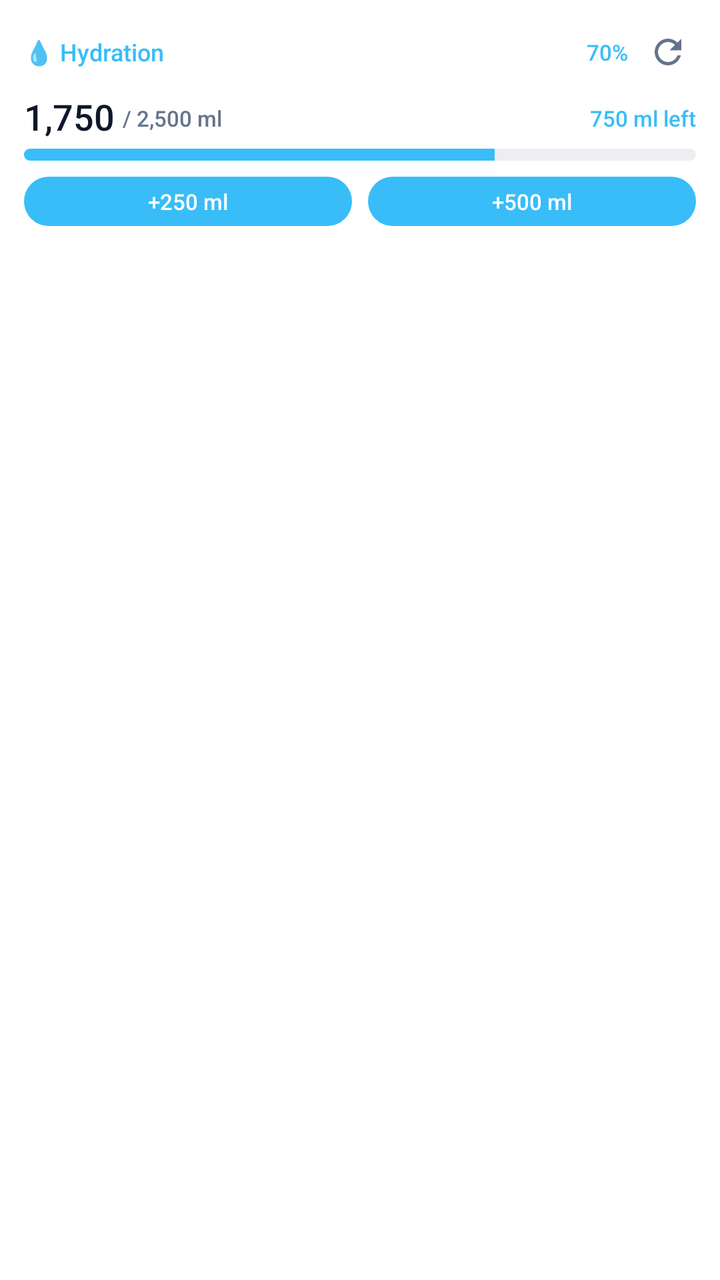
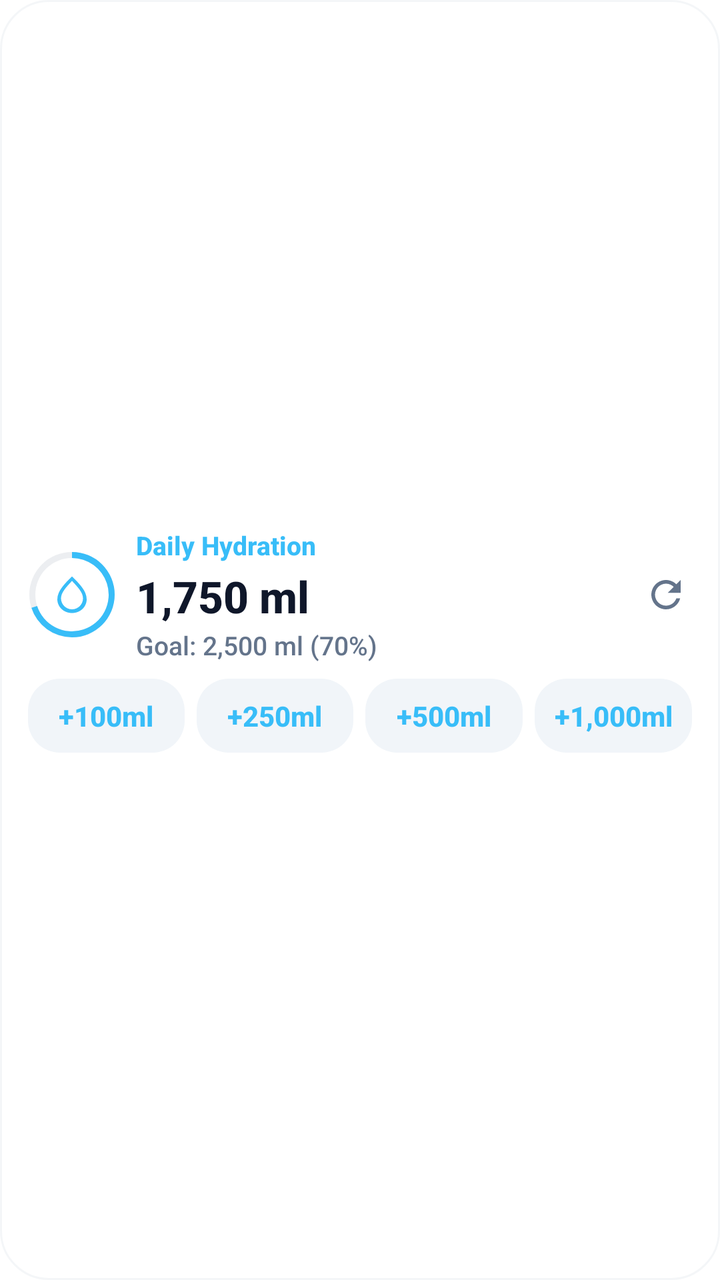

An Android layout rendered at two revisions. The XML below is the earlier revision; the diff shows what the commit changed to produce the second picture.
<!-- AndroidManifest.xml: fallback theme Theme.MaterialComponents.DayNight.NoActionBar -->
<!-- res/layout/hydration_widget.xml -->
<?xml version="1.0" encoding="utf-8"?>
<LinearLayout xmlns:android="http://schemas.android.com/apk/res/android"
    android:id="@+id/widget_hydration_root"
    android:layout_width="match_parent"
    android:layout_height="match_parent"
    android:background="@drawable/widget_background"
    android:orientation="vertical"
    android:padding="12dp">

    
    <LinearLayout
        android:layout_width="match_parent"
        android:layout_height="wrap_content"
        android:gravity="center_vertical"
        android:orientation="horizontal">

        <TextView
            android:layout_width="0dp"
            android:layout_height="wrap_content"
            android:layout_weight="1"
            android:fontFamily="sans-serif-medium"
            android:text="💧 Hydration"
            android:textColor="@color/widget_water"
            android:textSize="12sp" />

        <TextView
            android:id="@+id/widget_hydration_percent"
            android:layout_width="wrap_content"
            android:layout_height="wrap_content"
            android:layout_marginEnd="6dp"
            android:fontFamily="sans-serif-medium"
            android:text="70%"
            android:textColor="@color/widget_water"
            android:textSize="11sp" />

        
        <ImageView
            android:id="@+id/widget_hydration_refresh_btn"
            android:layout_width="28dp"
            android:layout_height="28dp"
            android:background="?android:attr/selectableItemBackgroundBorderless"
            android:contentDescription="@string/widget_refresh_tooltip"
            android:padding="4dp"
            android:src="@drawable/ic_widget_refresh" />
    </LinearLayout>

    
    <LinearLayout
        android:layout_width="match_parent"
        android:layout_height="wrap_content"
        android:layout_marginTop="6dp"
        android:orientation="vertical">

        <LinearLayout
            android:layout_width="match_parent"
            android:layout_height="wrap_content"
            android:gravity="bottom"
            android:orientation="horizontal">

            <TextView
                android:id="@+id/widget_hydration_val"
                android:layout_width="wrap_content"
                android:layout_height="wrap_content"
                android:fontFamily="sans-serif-medium"
                android:text="1,750"
                android:textColor="@color/widget_text"
                android:textSize="18sp" />

            <TextView
                android:id="@+id/widget_hydration_goal"
                android:layout_width="wrap_content"
                android:layout_height="wrap_content"
                android:layout_marginStart="4dp"
                android:layout_marginBottom="2dp"
                android:fontFamily="sans-serif-medium"
                android:text="/ 2,500 ml"
                android:textColor="@color/widget_secondary_text"
                android:textSize="11sp" />

            <View
                android:layout_width="0dp"
                android:layout_height="1dp"
                android:layout_weight="1" />

            <TextView
                android:id="@+id/widget_hydration_remaining"
                android:layout_width="wrap_content"
                android:layout_height="wrap_content"
                android:layout_marginBottom="2dp"
                android:fontFamily="sans-serif-medium"
                android:text="750 ml left"
                android:textColor="@color/widget_water"
                android:textSize="11sp" />
        </LinearLayout>

        <ProgressBar
            android:id="@+id/widget_hydration_progress_bar"
            style="@android:style/Widget.ProgressBar.Horizontal"
            android:layout_width="match_parent"
            android:layout_height="6dp"
            android:layout_marginTop="4dp"
            android:max="100"
            android:progress="70"
            android:progressDrawable="@drawable/widget_progress" />
    </LinearLayout>

    
    <LinearLayout
        android:layout_width="match_parent"
        android:layout_height="wrap_content"
        android:layout_marginTop="8dp"
        android:orientation="horizontal">

        <TextView
            android:id="@+id/widget_hydration_add_250"
            android:layout_width="0dp"
            android:layout_height="wrap_content"
            android:layout_marginEnd="4dp"
            android:layout_weight="1"
            android:background="@drawable/widget_button"
            android:fontFamily="sans-serif-medium"
            android:gravity="center"
            android:paddingTop="5dp"
            android:paddingBottom="5dp"
            android:text="+250 ml"
            android:textColor="#FFFFFFFF"
            android:textSize="11sp" />

        <TextView
            android:id="@+id/widget_hydration_add_500"
            android:layout_width="0dp"
            android:layout_height="wrap_content"
            android:layout_marginStart="4dp"
            android:layout_weight="1"
            android:background="@drawable/widget_button"
            android:fontFamily="sans-serif-medium"
            android:gravity="center"
            android:paddingTop="5dp"
            android:paddingBottom="5dp"
            android:text="+500 ml"
            android:textColor="#FFFFFFFF"
            android:textSize="11sp" />
    </LinearLayout>
</LinearLayout>
<!-- resources referenced by this layout -->
<resources>
  <color name="widget_secondary_text">#FF64748B</color>
  <color name="widget_text">#FF0F172A</color>
  <color name="widget_water">#FF38BDF8</color>
  <!-- drawable ic_widget_refresh (drawable) -->
  <vector xmlns:android="http://schemas.android.com/apk/res/android"
      android:width="24dp"
      android:height="24dp"
      android:viewportWidth="24"
      android:viewportHeight="24">
    <path
        android:fillColor="@color/widget_secondary_text"
        android:pathData="M17.65,6.35C16.2,4.9 14.21,4 12,4c-4.42,0 -7.99,3.58 -7.99,8s3.57,8 7.99,8c3.73,0 6.84,-2.55 7.73,-6h-2.08c-0.82,2.33 -3.04,4 -5.65,4 -3.31,0 -6,-2.69 -6,-6s2.69,-6 6,-6c1.66,0 3.14,0.69 4.22,1.78L13,11h7V4l-2.35,2.35z"/>
  </vector>
  <!-- drawable widget_background (drawable) -->
  <?xml version="1.0" encoding="utf-8"?>
  <shape xmlns:android="http://schemas.android.com/apk/res/android" android:shape="rectangle">
      <solid android:color="@color/widget_background" />
      <corners android:radius="16dp" />
  </shape>
  <!-- drawable widget_button (drawable) -->
  <?xml version="1.0" encoding="utf-8"?>
  <shape xmlns:android="http://schemas.android.com/apk/res/android" android:shape="rectangle">
      <solid android:color="@color/widget_water" />
      <corners android:radius="14dp" />
  </shape>
  <!-- drawable widget_progress (drawable) -->
  <?xml version="1.0" encoding="utf-8"?>
  <layer-list xmlns:android="http://schemas.android.com/apk/res/android">
      <item android:id="@android:id/background">
          <shape android:shape="rectangle">
              <solid android:color="@color/widget_track" />
              <corners android:radius="4dp" />
          </shape>
      </item>
      <item android:id="@android:id/progress">
          <clip>
              <shape android:shape="rectangle">
                  <solid android:color="@color/widget_water" />
                  <corners android:radius="4dp" />
              </shape>
          </clip>
      </item>
  </layer-list>
  <string name="widget_refresh_tooltip">Refresh</string>
  <color name="widget_background">#FFFFFFFF</color>
  <color name="widget_track">#1F64748B</color>
</resources>

<!-- the commit's change to res/layout/hydration_widget.xml (unified diff, before → after) -->
@@ -4,8 +4,12 @@
     android:layout_width="match_parent"
     android:layout_height="match_parent"
     android:background="@drawable/widget_background"
+    android:gravity="center_vertical"
     android:orientation="vertical"
-    android:padding="12dp">
+    android:paddingStart="14dp"
+    android:paddingTop="10dp"
+    android:paddingEnd="14dp"
+    android:paddingBottom="10dp">
 
     
     <LinearLayout
@@ -14,94 +18,109 @@
         android:gravity="center_vertical"
         android:orientation="horizontal">
 
-        <TextView
-            android:layout_width="0dp"
-            android:layout_height="wrap_content"
-            android:layout_weight="1"
-            android:fontFamily="sans-serif-medium"
-            android:text="💧 Hydration"
-            android:textColor="@color/widget_water"
-            android:textSize="12sp" />
-
-        <TextView
-            android:id="@+id/widget_hydration_percent"
-            android:layout_width="wrap_content"
-            android:layout_height="wrap_content"
-            android:layout_marginEnd="6dp"
-            android:fontFamily="sans-serif-medium"
-            android:text="70%"
-            android:textColor="@color/widget_water"
-            android:textSize="11sp" />
-
         
-        <ImageView
-            android:id="@+id/widget_hydration_refresh_btn"
-            android:layout_width="28dp"
-            android:layout_height="28dp"
-            android:background="?android:attr/selectableItemBackgroundBorderless"
-            android:contentDescription="@string/widget_refresh_tooltip"
-            android:padding="4dp"
-            android:src="@drawable/ic_widget_refresh" />
-    </LinearLayout>
-
-    
-    <LinearLayout
-        android:layout_width="match_parent"
-        android:layout_height="wrap_content"
-        android:layout_marginTop="6dp"
-        android:orientation="vertical">
-
+        <FrameLayout
+            android:layout_width="44dp"
+            android:layout_height="44dp">
+
+            <ProgressBar
+                android:id="@+id/widget_hydration_circular_progress"
+                style="?android:attr/progressBarStyleHorizontal"
+                android:layout_width="44dp"
+                android:layout_height="44dp"
+                android:indeterminate="false"
+                android:max="100"
+                android:progress="70"
+                android:progressDrawable="@drawable/widget_circular_water_progress" />
+
+            <ImageView
+                android:layout_width="22dp"
+                android:layout_height="22dp"
+                android:layout_gravity="center"
+                android:src="@drawable/ic_widget_water" />
+        </FrameLayout>
+
+        
         <LinearLayout
-            android:layout_width="match_parent"
-            android:layout_height="wrap_content"
-            android:gravity="bottom"
-            android:orientation="horizontal">
+            android:layout_width="0dp"
+            android:layout_height="wrap_content"
+            android:layout_marginStart="10dp"
+            android:layout_marginEnd="8dp"
+            android:layout_weight="1"
+            android:orientation="vertical">
+
+            <TextView
+                android:layout_width="wrap_content"
+                android:layout_height="wrap_content"
+                android:autoSizeMaxTextSize="13sp"
+                android:autoSizeMinTextSize="10sp"
+                android:autoSizeStepGranularity="1sp"
+                android:autoSizeTextType="uniform"
+                android:ellipsize="end"
+                android:fontFamily="sans-serif-medium"
+                android:maxLines="1"
+                android:text="Daily Hydration"
+                android:textColor="@color/widget_water"
+                android:textSize="13sp"
+                android:textStyle="bold" />
 
             <TextView
                 android:id="@+id/widget_hydration_val"
                 android:layout_width="wrap_content"
                 android:layout_height="wrap_content"
+                android:layout_marginTop="2dp"
+                android:autoSizeMaxTextSize="22sp"
+                android:autoSizeMinTextSize="14sp"
+                android:autoSizeStepGranularity="1sp"
+                android:autoSizeTextType="uniform"
+                android:ellipsize="end"
                 android:fontFamily="sans-serif-medium"
-                android:text="1,750"
+                android:maxLines="1"
+                android:text="1,750 ml"
                 android:textColor="@color/widget_text"
-                android:textSize="18sp" />
+                android:textSize="22sp"
+                android:textStyle="bold" />
 
             <TextView
-                android:id="@+id/widget_hydration_goal"
+                android:id="@+id/widget_hydration_goal_percent"
                 android:layout_width="wrap_content"
                 android:layout_height="wrap_content"
-                android:layout_marginStart="4dp"
-                android:layout_marginBottom="2dp"
+                android:layout_marginTop="1dp"
+                android:autoSizeMaxTextSize="13sp"
+                android:autoSizeMinTextSize="10sp"
+                android:autoSizeStepGranularity="1sp"
+                android:autoSizeTextType="uniform"
+                android:ellipsize="end"
                 android:fontFamily="sans-serif-medium"
-                android:text="/ 2,500 ml"
+                android:maxLines="1"
+                android:text="Goal: 2,500 ml (70%)"
                 android:textColor="@color/widget_secondary_text"
-                android:textSize="11sp" />
-
-            <View
-                android:layout_width="0dp"
-                android:layout_height="1dp"
-                android:layout_weight="1" />
-
-            <TextView
-                android:id="@+id/widget_hydration_remaining"
-                android:layout_width="wrap_content"
-                android:layout_height="wrap_content"
-                android:layout_marginBottom="2dp"
-                android:fontFamily="sans-serif-medium"
-                android:text="750 ml left"
-                android:textColor="@color/widget_water"
-                android:textSize="11sp" />
+                android:textSize="13sp" />
         </LinearLayout>
 
-        <ProgressBar
-            android:id="@+id/widget_hydration_progress_bar"
-            style="@android:style/Widget.ProgressBar.Horizontal"
-            android:layout_width="match_parent"
-            android:layout_height="6dp"
-            android:layout_marginTop="4dp"
-            android:max="100"
-            android:progress="70"
-            android:progressDrawable="@drawable/widget_progress" />
+        
+        <FrameLayout
+            android:layout_width="26dp"
+            android:layout_height="26dp">
+
+            <ImageView
+                android:id="@+id/widget_hydration_refresh_btn"
+                android:layout_width="26dp"
+                android:layout_height="26dp"
+                android:background="@android:color/transparent"
+                android:contentDescription="@string/widget_refresh_tooltip"
+                android:padding="2dp"
+                android:src="@drawable/ic_widget_refresh" />
+
+            <ProgressBar
+                android:id="@+id/widget_hydration_refresh_progress"
+                style="?android:attr/progressBarStyleSmall"
+                android:layout_width="20dp"
+                android:layout_height="20dp"
+                android:layout_gravity="center"
+                android:indeterminate="true"
+                android:visibility="gone" />
+        </FrameLayout>
     </LinearLayout>
 
     
@@ -112,33 +131,93 @@
         android:orientation="horizontal">
 
         <TextView
+            android:id="@+id/widget_hydration_add_100"
+            android:layout_width="0dp"
+            android:layout_height="wrap_content"
+            android:layout_marginEnd="3dp"
+            android:layout_weight="1"
+            android:autoSizeMaxTextSize="14sp"
+            android:autoSizeMinTextSize="10sp"
+            android:autoSizeStepGranularity="1sp"
+            android:autoSizeTextType="uniform"
+            android:background="@drawable/widget_chip_bg"
+            android:fontFamily="sans-serif-medium"
+            android:gravity="center"
+            android:maxLines="1"
+            android:minHeight="36dp"
+            android:paddingTop="9dp"
+            android:paddingBottom="9dp"
+            android:text="+100ml"
+            android:textColor="@color/widget_water"
+            android:textSize="14sp"
+            android:textStyle="bold" />
+
+        <TextView
             android:id="@+id/widget_hydration_add_250"
             android:layout_width="0dp"
             android:layout_height="wrap_content"
-            android:layout_marginEnd="4dp"
-            android:layout_weight="1"
-            android:background="@drawable/widget_button"
-            android:fontFamily="sans-serif-medium"
-            android:gravity="center"
-            android:paddingTop="5dp"
-            android:paddingBottom="5dp"
-            android:text="+250 ml"
-            android:textColor="#FFFFFFFF"
-            android:textSize="11sp" />
+            android:layout_marginStart="3dp"
+            android:layout_marginEnd="3dp"
+            android:layout_weight="1"
+            android:autoSizeMaxTextSize="14sp"
+            android:autoSizeMinTextSize="10sp"
+            android:autoSizeStepGranularity="1sp"
+            android:autoSizeTextType="uniform"
+            android:background="@drawable/widget_chip_bg"
+            android:fontFamily="sans-serif-medium"
+            android:gravity="center"
+            android:maxLines="1"
+            android:minHeight="36dp"
+            android:paddingTop="9dp"
+            android:paddingBottom="9dp"
+            android:text="+250ml"
+            android:textColor="@color/widget_water"
+            android:textSize="14sp"
+            android:textStyle="bold" />
 
         <TextView
             android:id="@+id/widget_hydration_add_500"
             android:layout_width="0dp"
             android:layout_height="wrap_content"
-            android:layout_marginStart="4dp"
-            android:layout_weight="1"
-            android:background="@drawable/widget_button"
-            android:fontFamily="sans-serif-medium"
-            android:gravity="center"
-            android:paddingTop="5dp"
-            android:paddingBottom="5dp"
-            android:text="+500 ml"
-            android:textColor="#FFFFFFFF"
-            android:textSize="11sp" />
+            android:layout_marginStart="3dp"
+            android:layout_marginEnd="3dp"
+            android:layout_weight="1"
+            android:autoSizeMaxTextSize="14sp"
+            android:autoSizeMinTextSize="10sp"
+            android:autoSizeStepGranularity="1sp"
+            android:autoSizeTextType="uniform"
+            android:background="@drawable/widget_chip_bg"
+            android:fontFamily="sans-serif-medium"
+            android:gravity="center"
+            android:maxLines="1"
+            android:minHeight="36dp"
+            android:paddingTop="9dp"
+            android:paddingBottom="9dp"
+            android:text="+500ml"
+            android:textColor="@color/widget_water"
+            android:textSize="14sp"
+            android:textStyle="bold" />
+
+        <TextView
+            android:id="@+id/widget_hydration_add_1000"
+            android:layout_width="0dp"
+            android:layout_height="wrap_content"
+            android:layout_marginStart="3dp"
+            android:layout_weight="1"
+            android:autoSizeMaxTextSize="14sp"
+            android:autoSizeMinTextSize="9sp"
+            android:autoSizeStepGranularity="1sp"
+            android:autoSizeTextType="uniform"
+            android:background="@drawable/widget_chip_bg"
+            android:fontFamily="sans-serif-medium"
+            android:gravity="center"
+            android:maxLines="1"
+            android:minHeight="36dp"
+            android:paddingTop="9dp"
+            android:paddingBottom="9dp"
+            android:text="+1,000ml"
+            android:textColor="@color/widget_water"
+            android:textSize="14sp"
+            android:textStyle="bold" />
     </LinearLayout>
 </LinearLayout>
<!-- resource entries referenced after the edit -->
@@ -13,38 +13,62 @@
         android:fillColor="@color/widget_secondary_text"
         android:pathData="M17.65,6.35C16.2,4.9 14.21,4 12,4c-4.42,0 -7.99,3.58 -7.99,8s3.57,8 7.99,8c3.73,0 6.84,-2.55 7.73,-6h-2.08c-0.82,2.33 -3.04,4 -5.65,4 -3.31,0 -6,-2.69 -6,-6s2.69,-6 6,-6c1.66,0 3.14,0.69 4.22,1.78L13,11h7V4l-2.35,2.35z"/>
   </vector>
+  <!-- drawable ic_widget_water (drawable) -->
+  <vector xmlns:android="http://schemas.android.com/apk/res/android"
+      android:width="14dp"
+      android:height="14dp"
+      android:viewportWidth="24"
+      android:viewportHeight="24">
+      <path
+          android:fillColor="@color/widget_water"
+          android:pathData="M12 2C8 6 4 10 4 14.5 4 18.6 7.4 22 12 22s8-3.4 8-7.5C20 10 16 6 12 2zm0 18c-3.3 0-6-2.7-6-6 0-3.1 2.8-6.1 6-9.5 3.2 3.4 6 6.4 6 9.5 0 3.3-2.7 6-6 6z" />
+  </vector>
   <!-- drawable widget_background (drawable) -->
   <?xml version="1.0" encoding="utf-8"?>
   <shape xmlns:android="http://schemas.android.com/apk/res/android" android:shape="rectangle">
       <solid android:color="@color/widget_background" />
+      <stroke android:width="1dp" android:color="#1A94A3B8" />
+      <corners android:radius="24dp" />
+  </shape>
+  <!-- drawable widget_chip_bg (drawable) -->
+  <?xml version="1.0" encoding="utf-8"?>
+  <shape xmlns:android="http://schemas.android.com/apk/res/android" android:shape="rectangle">
+      <solid android:color="@color/widget_action_bg" />
       <corners android:radius="16dp" />
   </shape>
-  <!-- drawable widget_button (drawable) -->
-  <?xml version="1.0" encoding="utf-8"?>
-  <shape xmlns:android="http://schemas.android.com/apk/res/android" android:shape="rectangle">
-      <solid android:color="@color/widget_water" />
-      <corners android:radius="14dp" />
-  </shape>
-  <!-- drawable widget_progress (drawable) -->
+  <!-- drawable widget_circular_water_progress (drawable) -->
   <?xml version="1.0" encoding="utf-8"?>
   <layer-list xmlns:android="http://schemas.android.com/apk/res/android">
+      
       <item android:id="@android:id/background">
-          <shape android:shape="rectangle">
+          <shape
+              android:innerRadiusRatio="2.4"
+              android:shape="ring"
+              android:thickness="3dp"
+              android:useLevel="false">
               <solid android:color="@color/widget_track" />
-              <corners android:radius="4dp" />
           </shape>
       </item>
+      
       <item android:id="@android:id/progress">
-          <clip>
-              <shape android:shape="rectangle">
+          <rotate
+              android:fromDegrees="270"
+              android:pivotX="50%"
+              android:pivotY="50%"
+              android:toDegrees="270">
+              <shape
+                  android:innerRadiusRatio="2.4"
+                  android:shape="ring"
+                  android:thickness="3dp"
+                  android:useLevel="true">
                   <solid android:color="@color/widget_water" />
-                  <corners android:radius="4dp" />
               </shape>
-          </clip>
+          </rotate>
       </item>
   </layer-list>
   <string name="widget_refresh_tooltip">Refresh</string>
   <color name="widget_background">#FFFFFFFF</color>
+  <color name="widget_action_bg">#FFF1F5F9</color>
   <color name="widget_track">#1F64748B</color>
 </resources>
 
